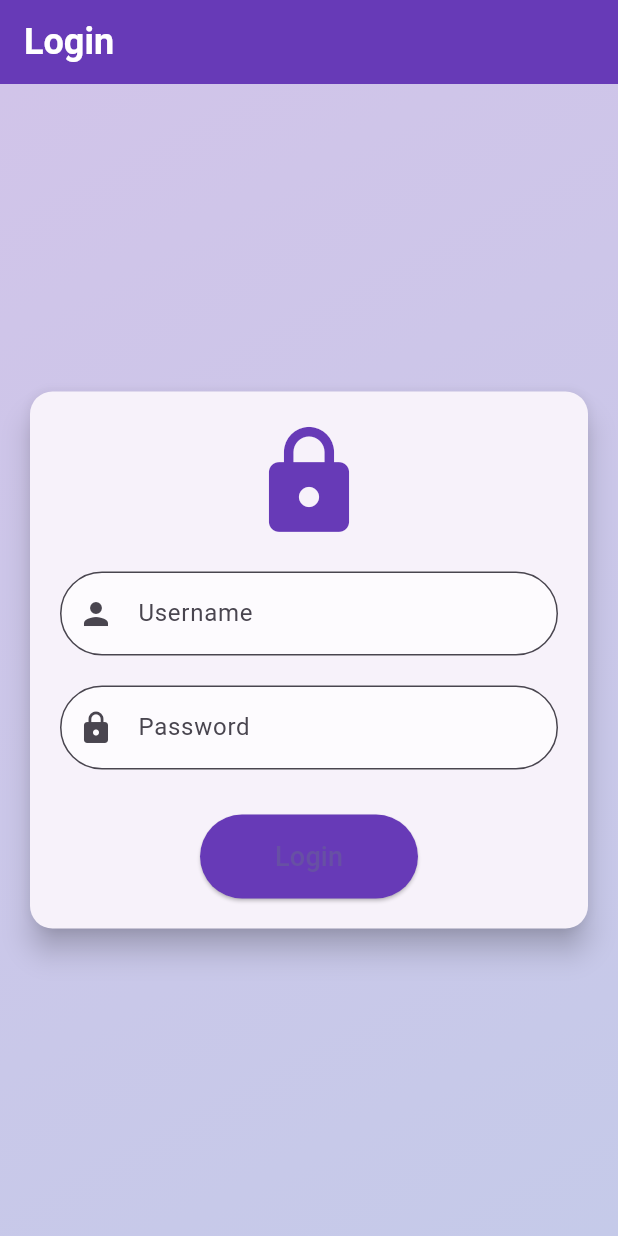
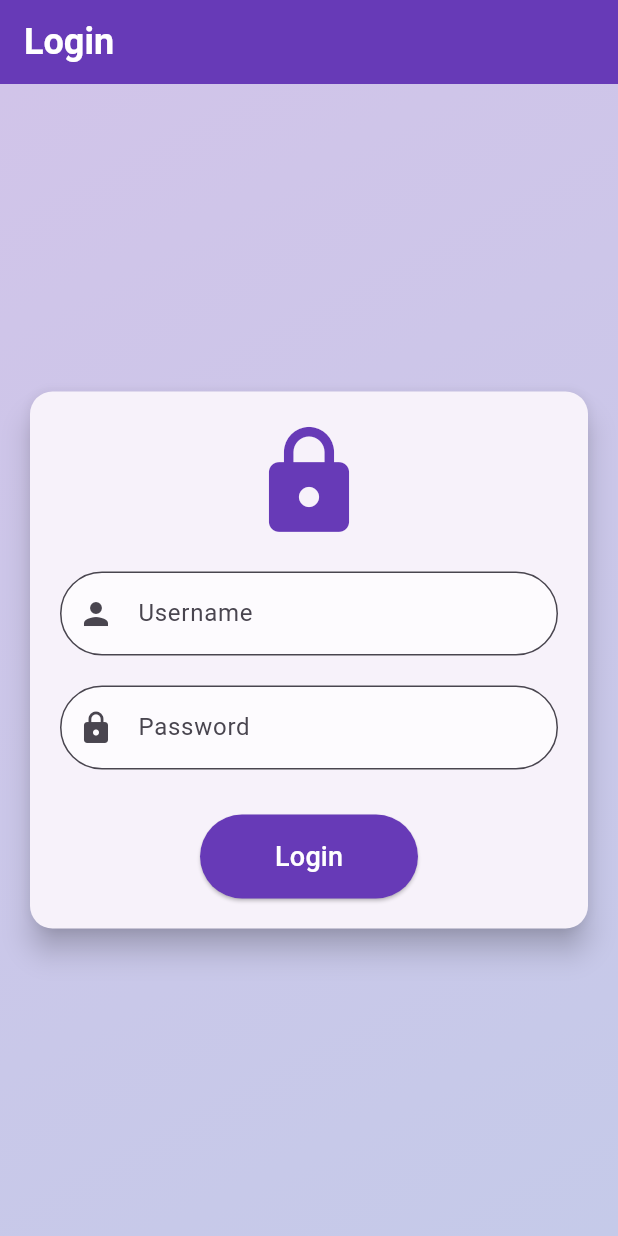
Before and after one commit to BANDARAKDT/Basic-DART, a Flutter app: the screen it shows after launch, on a phone screen of 412 x 824 dp. Run offline on Flutter 3.47's test engine with Material 3 defaults, Android fonts, the phone set to English and light mode, and no system bars; our stand-ins replace sqflite; accounts and stored records are empty.

Commit message:
2025.02.20 flutter asignment

```diff
--- a/login_app/lib/database_helper.dart
+++ b/login_app/lib/database_helper.dart
@@ -1,5 +1,6 @@
 // ignore: depend_on_referenced_packages
 import 'package:sqflite/sqflite.dart';
+// ignore: depend_on_referenced_packages
 import 'package:path/path.dart';
 
 class DatabaseHelper {
--- a/login_app/lib/login_page.dart
+++ b/login_app/lib/login_page.dart
@@ -4,7 +4,10 @@ import 'dart:convert';
 import 'database_helper.dart';
 
 class LoginPage extends StatefulWidget {
+  const LoginPage({super.key});
+
   @override
+  // ignore: library_private_types_in_public_api
   _LoginPageState createState() => _LoginPageState();
 }
 
@@ -21,10 +24,7 @@ Future<void> _login() async {
         },
         body: jsonEncode({
           "API_Body": [
-          {
-            "Unique_Id": "",
-            "Pw": _passwordController.text
-          }
+            {"Unique_Id": "", "Pw": _passwordController.text}
           ],
           "Api_Action": "GetUserData",
           "Company_Code": _usernameController.text
@@ -34,32 +34,40 @@ Future<void> _login() async {
       if (response.statusCode == 200) {
         var data = json.decode(response.body);
         if (data['Status_Code'] == 200) {
-        // Save user data to SQLite
           await _saveUserData(data['Response_Body'][0]);
-        ScaffoldMessenger.of(context).showSnackBar(SnackBar(content: Text('Login Successful')));
+          // ignore: use_build_context_synchronously
+          ScaffoldMessenger.of(context)
+              .showSnackBar(const SnackBar(content: Text('Login Successful')));
         } else {
-        // Handle other status codes or messages
-        ScaffoldMessenger.of(context).showSnackBar(SnackBar(content: Text(data['Message'] ?? 'Login Failed')));
+          // ignore: use_build_context_synchronously
+          ScaffoldMessenger.of(context).showSnackBar(
+              SnackBar(content: Text(data['Message'] ?? 'Login Failed')));
         }
       } else {
-      // Handle HTTP errors
-      ScaffoldMessenger.of(context).showSnackBar(SnackBar(content: Text('HTTP Error: ${response.statusCode}')));
+        // ignore: use_build_context_synchronously
+        ScaffoldMessenger.of(context).showSnackBar(
+            SnackBar(content: Text('HTTP Error: ${response.statusCode}')));
       }
     } catch (e) {
-    // Log the error for more details
       print('Error during login: $e');
-    ScaffoldMessenger.of(context).showSnackBar(SnackBar(content: Text('Login Error: $e')));
+      ScaffoldMessenger.of(context)
+          .showSnackBar(SnackBar(content: Text('Login Error: $e')));
     }
   }
 
   Future<void> _saveUserData(Map<String, dynamic> user) async {
     await DatabaseHelper.instance.insertUser(user);
   }
+
   @override
   Widget build(BuildContext context) {
     return Scaffold(
       appBar: AppBar(
-        title: Text('Login', style: TextStyle(color: Colors.white, fontSize: 24, fontWeight: FontWeight.bold)),
+        title: const Text('Login',
+            style: TextStyle(
+                color: Colors.white,
+                fontSize: 24,
+                fontWeight: FontWeight.bold)),
         backgroundColor: Colors.deepPurple,
         elevation: 0,
       ),
@@ -85,41 +93,46 @@ Future<void> _login() async {
                   child: Column(
                     mainAxisSize: MainAxisSize.min,
                     children: <Widget>[
-                      Icon(Icons.lock, size: 80, color: Colors.deepPurple),
-                      SizedBox(height: 20),
+                      const Icon(Icons.lock, size: 80, color: Colors.deepPurple),
+                      const SizedBox(height: 20),
                       TextField(
                         controller: _usernameController,
                         decoration: InputDecoration(
                           labelText: 'Username',
-                          prefixIcon: Icon(Icons.person),
-                          border: OutlineInputBorder(borderRadius: BorderRadius.circular(30)),
+                          prefixIcon: const Icon(Icons.person),
+                          border: OutlineInputBorder(
+                              borderRadius: BorderRadius.circular(30)),
                           filled: true,
                           fillColor: Colors.white.withOpacity(0.7),
                         ),
                       ),
-                      SizedBox(height: 20),
+                      const SizedBox(height: 20),
                       TextField(
                         controller: _passwordController,
                         obscureText: true,
                         decoration: InputDecoration(
                           labelText: 'Password',
-                          prefixIcon: Icon(Icons.lock),
-                          border: OutlineInputBorder(borderRadius: BorderRadius.circular(30)),
+                          prefixIcon: const Icon(Icons.lock),
+                          border: OutlineInputBorder(
+                              borderRadius: BorderRadius.circular(30)),
                           filled: true,
                           fillColor: Colors.white.withOpacity(0.7),
                         ),
                       ),
-                      SizedBox(height: 30),
+                      const SizedBox(height: 30),
                       ElevatedButton(
                         onPressed: _login,
                         style: ElevatedButton.styleFrom(
                           backgroundColor: Colors.deepPurple,
-                          padding: EdgeInsets.symmetric(horizontal: 50, vertical: 15),
+                          padding: const EdgeInsets.symmetric(
+                              horizontal: 50, vertical: 15),
                           shape: RoundedRectangleBorder(
                             borderRadius: BorderRadius.circular(30),
                           ),
                         ),
-                        child: Text('Login', style: TextStyle(fontSize: 18)),
+                        child: const Text('Login',
+                            style:
+                                TextStyle(fontSize: 18, color: Colors.white)),
                       ),
                     ],
                   ),
--- a/login_app/lib/main.dart
+++ b/login_app/lib/main.dart
@@ -4,9 +4,12 @@ import 'login_page.dart';
 void main() => runApp(MyApp());
 
 class MyApp extends StatelessWidget {
+  const MyApp({super.key});
+
   @override
   Widget build(BuildContext context) {
-    return MaterialApp(
+    return const MaterialApp(
+      debugShowCheckedModeBanner: false,
       home: LoginPage(),
     );
   }
```
Lines whose indentation alone changed are shown as unchanged.
